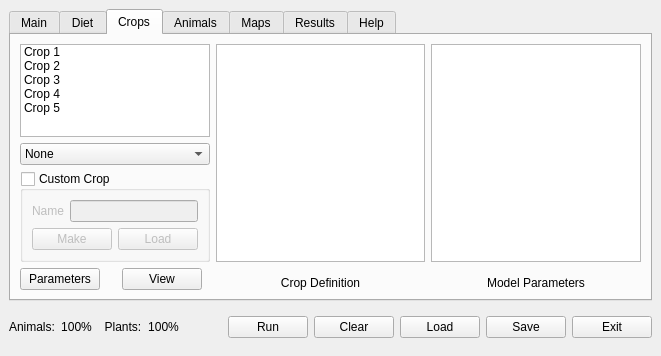
Before: the Qt Designer form src/ui/lamainformbase.ui in arkygeek/landuseanalyst, drawn with Qt 5.
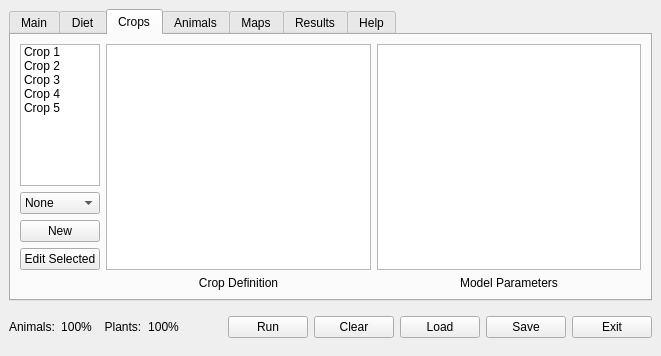
After: the same form once the commit is applied. The open tabs and pages were chosen to show the change. Icons and pictures are not drawn.

Commit message: Crop New button now pops up the crop definition window

```diff
--- a/src/ui/lamainformbase.ui
+++ b/src/ui/lamainformbase.ui
@@ -850,109 +850,145 @@
        <property name="spacing" >
         <number>6</number>
        </property>
-       <item row="2" column="0" colspan="2" >
-        <widget class="QGroupBox" name="groupBoxCustomCrop" >
-         <property name="sizePolicy" >
-          <sizepolicy>
-           <hsizetype>5</hsizetype>
-           <vsizetype>0</vsizetype>
-           <horstretch>0</horstretch>
-           <verstretch>0</verstretch>
-          </sizepolicy>
+       <item row="0" column="0" >
+        <layout class="QVBoxLayout" >
+         <property name="margin" >
+          <number>0</number>
          </property>
-         <property name="title" >
-          <string>Custom Crop</string>
+         <property name="spacing" >
+          <number>6</number>
          </property>
-         <property name="checkable" >
-          <bool>true</bool>
-         </property>
-         <property name="checked" >
-          <bool>false</bool>
-         </property>
-         <layout class="QGridLayout" >
-          <property name="margin" >
-           <number>9</number>
-          </property>
-          <property name="spacing" >
-           <number>6</number>
-          </property>
-          <item row="0" column="1" colspan="2" >
-           <widget class="QLineEdit" name="lineEditCropName" >
-            <property name="sizePolicy" >
-             <sizepolicy>
-              <hsizetype>7</hsizetype>
-              <vsizetype>0</vsizetype>
-              <horstretch>0</horstretch>
-              <verstretch>0</verstretch>
-             </sizepolicy>
+         <item>
+          <widget class="QListWidget" name="listWidgetCrops" >
+           <property name="sizePolicy" >
+            <sizepolicy>
+             <hsizetype>4</hsizetype>
+             <vsizetype>7</vsizetype>
+             <horstretch>0</horstretch>
+             <verstretch>0</verstretch>
+            </sizepolicy>
+           </property>
+           <item>
+            <property name="text" >
+             <string>Crop 1</string>
             </property>
-            <property name="minimumSize" >
-             <size>
-              <width>60</width>
-              <height>0</height>
-             </size>
+           </item>
+           <item>
+            <property name="text" >
+             <string>Crop 2</string>
             </property>
-           </widget>
-          </item>
-          <item row="0" column="0" >
-           <widget class="QLabel" name="label_4" >
-            <property name="sizePolicy" >
-             <sizepolicy>
-              <hsizetype>4</hsizetype>
-              <vsizetype>5</vsizetype>
-              <horstretch>0</horstretch>
-              <verstretch>0</verstretch>
-             </sizepolicy>
+           </item>
+           <item>
+            <property name="text" >
+             <string>Crop 3</string>
             </property>
+           </item>
+           <item>
             <property name="text" >
-             <string>Name</string>
+             <string>Crop 4</string>
             </property>
-           </widget>
-          </item>
-          <item row="1" column="0" colspan="2" >
-           <widget class="QPushButton" name="pushButtonCropMake" >
-            <property name="sizePolicy" >
-             <sizepolicy>
-              <hsizetype>4</hsizetype>
-              <vsizetype>0</vsizetype>
-              <horstretch>0</horstretch>
-              <verstretch>0</verstretch>
-             </sizepolicy>
+           </item>
+           <item>
+            <property name="text" >
+             <string>Crop 5</string>
             </property>
+           </item>
+          </widget>
+         </item>
+         <item>
+          <widget class="QComboBox" name="comboBoxCrop" >
+           <item>
             <property name="text" >
-             <string>Make</string>
+             <string>None</string>
             </property>
-           </widget>
-          </item>
-          <item row="1" column="2" >
-           <widget class="QPushButton" name="pushButtonCropLoad" >
-            <property name="sizePolicy" >
-             <sizepolicy>
-              <hsizetype>4</hsizetype>
-              <vsizetype>0</vsizetype>
-              <horstretch>0</horstretch>
-              <verstretch>0</verstretch>
-             </sizepolicy>
+           </item>
+           <item>
+            <property name="text" >
+             <string>Wheat</string>
             </property>
             <property name="text" >
-             <string>Load</string>
+             <string>Barley</string>
             </property>
-           </widget>
-          </item>
-         </layout>
+           </item>
+           <item>
+            <property name="text" >
+             <string>Lentils</string>
+            </property>
+           </item>
+           <item>
+            <property name="text" >
+             <string>Olives</string>
+            </property>
+           </item>
+           <item>
+            <property name="text" >
+             <string>Grapes</string>
+            </property>
+           </item>
+           <item>
+            <property name="text" >
+             <string>Custom</string>
+            </property>
+           </item>
+          </widget>
+         </item>
+         <item>
+          <widget class="QPushButton" name="pbnNewCrop" >
+           <property name="sizePolicy" >
+            <sizepolicy>
+             <hsizetype>5</hsizetype>
+             <vsizetype>0</vsizetype>
+             <horstretch>0</horstretch>
+             <verstretch>0</verstretch>
+            </sizepolicy>
+           </property>
+           <property name="text" >
+            <string>New</string>
+           </property>
+          </widget>
+         </item>
+         <item>
+          <widget class="QPushButton" name="pbnEditCrop" >
+           <property name="sizePolicy" >
+            <sizepolicy>
+             <hsizetype>0</hsizetype>
+             <vsizetype>0</vsizetype>
+             <horstretch>0</horstretch>
+             <verstretch>0</verstretch>
+            </sizepolicy>
+           </property>
+           <property name="text" >
+            <string>Edit Selected</string>
+           </property>
+          </widget>
+         </item>
+        </layout>
+       </item>
+       <item row="0" column="1" >
+        <widget class="QTextBrowser" name="textBrowserCropDefinition" >
+         <property name="sizePolicy" >
+          <sizepolicy>
+           <hsizetype>7</hsizetype>
+           <vsizetype>3</vsizetype>
+           <horstretch>0</horstretch>
+           <verstretch>0</verstretch>
+          </sizepolicy>
+         </property>
         </widget>
        </item>
-       <item row="4" column="3" >
-        <widget class="QLabel" name="label_7" >
-         <property name="text" >
-          <string>Model Parameters</string>
+       <item row="0" column="2" >
+        <widget class="QTextBrowser" name="textBrowserCropParameters" >
+         <property name="sizePolicy" >
+          <sizepolicy>
+           <hsizetype>7</hsizetype>
+           <vsizetype>3</vsizetype>
+           <horstretch>0</horstretch>
+           <verstretch>0</verstretch>
+          </sizepolicy>
          </property>
-         <property name="alignment" >
-          <set>Qt::AlignCenter</set>
-         </property>
         </widget>
        </item>
-       <item row="4" column="2" >
+       <item row="1" column="1" >
         <widget class="QLabel" name="label_2" >
          <property name="text" >
           <string>Crop Definition</string>
@@ -962,133 +998,13 @@
          </property>
         </widget>
        </item>
-       <item rowspan="2" row="3" column="1" >
-        <widget class="QPushButton" name="pushButtonCropView" >
-         <property name="sizePolicy" >
-          <sizepolicy>
-           <hsizetype>4</hsizetype>
-           <vsizetype>0</vsizetype>
-           <horstretch>0</horstretch>
-           <verstretch>0</verstretch>
-          </sizepolicy>
-         </property>
+       <item row="1" column="2" >
+        <widget class="QLabel" name="label_7" >
          <property name="text" >
-          <string>View</string>
+          <string>Model Parameters</string>
          </property>
-        </widget>
-       </item>
-       <item row="1" column="0" colspan="2" >
-        <widget class="QComboBox" name="comboBoxCrop" >
-         <item>
-          <property name="text" >
-           <string>None</string>
-          </property>
-         </item>
-         <item>
-          <property name="text" >
-           <string>Wheat</string>
-          </property>
-         </item>
-         <item>
-          <property name="text" >
-           <string>Barley</string>
-          </property>
-         </item>
-         <item>
-          <property name="text" >
-           <string>Lentils</string>
-          </property>
-         </item>
-         <item>
-          <property name="text" >
-           <string>Olives</string>
-          </property>
-         </item>
-         <item>
-          <property name="text" >
-           <string>Grapes</string>
-          </property>
-         </item>
-         <item>
-          <property name="text" >
-           <string>Custom</string>
-          </property>
-         </item>
-        </widget>
-       </item>
-       <item row="0" column="0" colspan="2" >
-        <widget class="QListWidget" name="listWidgetCrops" >
-         <property name="sizePolicy" >
-          <sizepolicy>
-           <hsizetype>4</hsizetype>
-           <vsizetype>7</vsizetype>
-           <horstretch>0</horstretch>
-           <verstretch>0</verstretch>
-          </sizepolicy>
-         </property>
-         <item>
-          <property name="text" >
-           <string>Crop 1</string>
-          </property>
-         </item>
-         <item>
-          <property name="text" >
-           <string>Crop 2</string>
-          </property>
-         </item>
-         <item>
-          <property name="text" >
-           <string>Crop 3</string>
-          </property>
-         </item>
-         <item>
-          <property name="text" >
-           <string>Crop 4</string>
-          </property>
-         </item>
-         <item>
-          <property name="text" >
-           <string>Crop 5</string>
-          </property>
-         </item>
-        </widget>
-       </item>
-       <item rowspan="2" row="3" column="0" >
-        <widget class="QPushButton" name="pushButtonCropParameters" >
-         <property name="sizePolicy" >
-          <sizepolicy>
-           <hsizetype>0</hsizetype>
-           <vsizetype>0</vsizetype>
-           <horstretch>0</horstretch>
-           <verstretch>0</verstretch>
-          </sizepolicy>
-         </property>
-         <property name="text" >
-          <string>Parameters</string>
-         </property>
-        </widget>
-       </item>
-       <item rowspan="3" row="0" column="3" >
-        <widget class="QTextBrowser" name="textBrowserCropParameters" >
-         <property name="sizePolicy" >
-          <sizepolicy>
-           <hsizetype>7</hsizetype>
-           <vsizetype>3</vsizetype>
-           <horstretch>0</horstretch>
-           <verstretch>0</verstretch>
-          </sizepolicy>
-         </property>
-        </widget>
-       </item>
-       <item rowspan="3" row="0" column="2" >
-        <widget class="QTextBrowser" name="textBrowserCropDefinition" >
-         <property name="sizePolicy" >
-          <sizepolicy>
-           <hsizetype>7</hsizetype>
-           <vsizetype>3</vsizetype>
-           <horstretch>0</horstretch>
-           <verstretch>0</verstretch>
-          </sizepolicy>
+         <property name="alignment" >
+          <set>Qt::AlignCenter</set>
          </property>
         </widget>
        </item>
```
Left out of the diff: 146 changed lines with no effect on the pictures. The commit also changes 3 other files.
